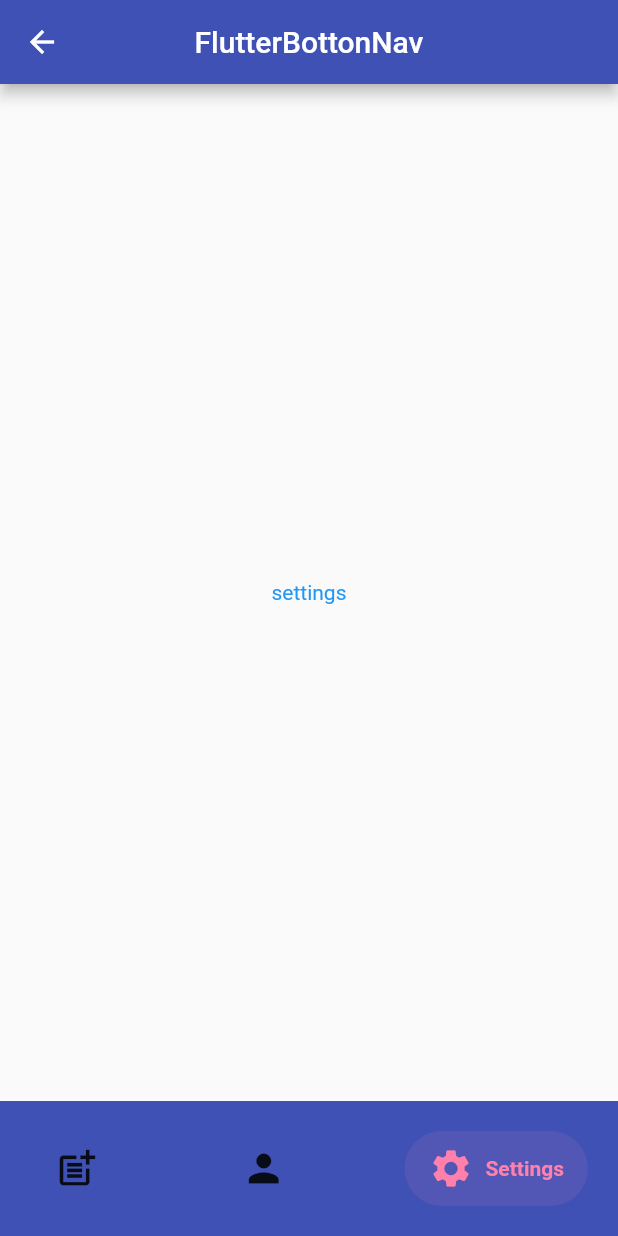
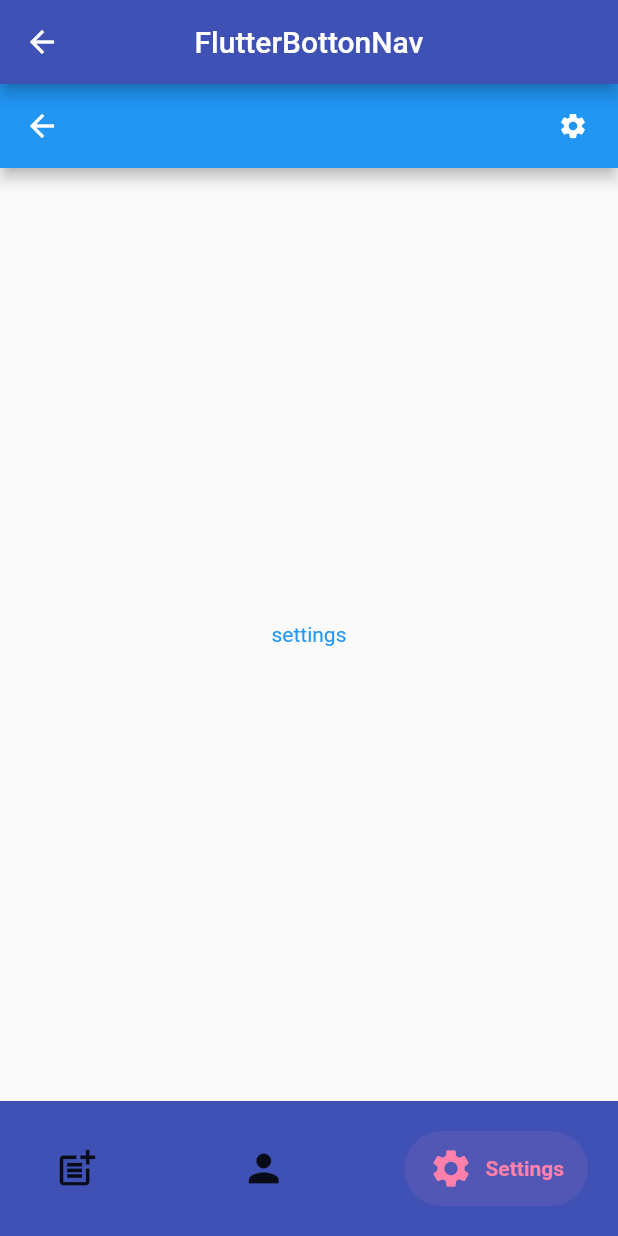
Before and after one commit to AgboVincent/auto_route_app, a Flutter app: the SettingsPage screen opened by its route, on a phone screen of 412 x 824 dp. Run offline on Flutter 3.47's test engine with Material 2 defaults, Android fonts, the phone set to English and light mode, and no system bars; drawn by our look-alikes of salomon_bottom_bar; our stand-ins replace auto_route, flutter_riverpod, flutter_spinkit.

Commit message:
an updated record

```diff
--- a/lib/auth/login.dart
+++ b/lib/auth/login.dart
@@ -54,7 +54,7 @@ class _LoginScreenState extends State<LoginScreen> {
                   color: AppColor.white
                 ),),
                 textColor: AppColor.accent,
-                title: "Logiiin",
+                title: "Login",
                 onPressed:  () {
                   final login = UserLoginData(
                     username: usernameController.text,
--- a/lib/home/settings.dart
+++ b/lib/home/settings.dart
@@ -1,3 +1,4 @@
+import 'package:auto_route_app/resources/app_color.dart';
 import 'package:auto_route_app/routes/router.gr.dart';
 import 'package:flutter/material.dart';
 import 'package:auto_route/auto_route.dart';
@@ -8,6 +9,12 @@ class SettingsPage extends StatelessWidget {
   @override
   Widget build(BuildContext context) {
     return Scaffold(
+      appBar: AppBar(actions: const [
+         Padding(
+           padding: EdgeInsets.only(right:20.0),
+           child: Icon(Icons.settings, color: AppColor.white, size: 20,),
+         )
+      ],),
       body: Center(
         child: GestureDetector(
           onTap: () => context.pushRoute( RiverPod()),
```
